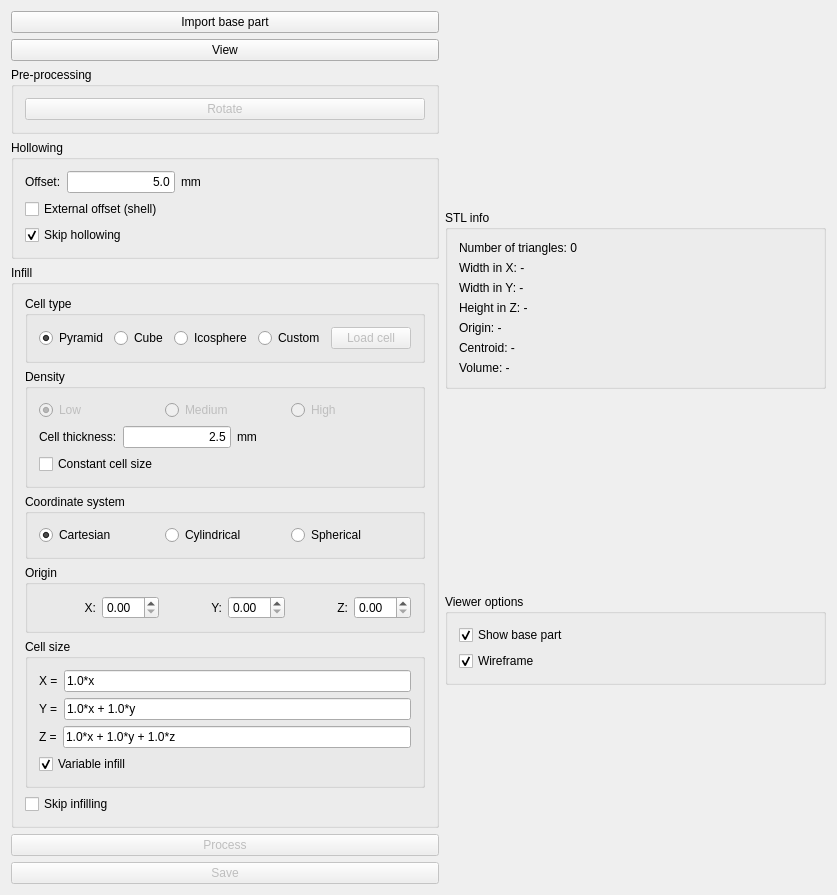
Above: mainwindow.ui from kgmostafa/1 before the change. Below: the same form after it.
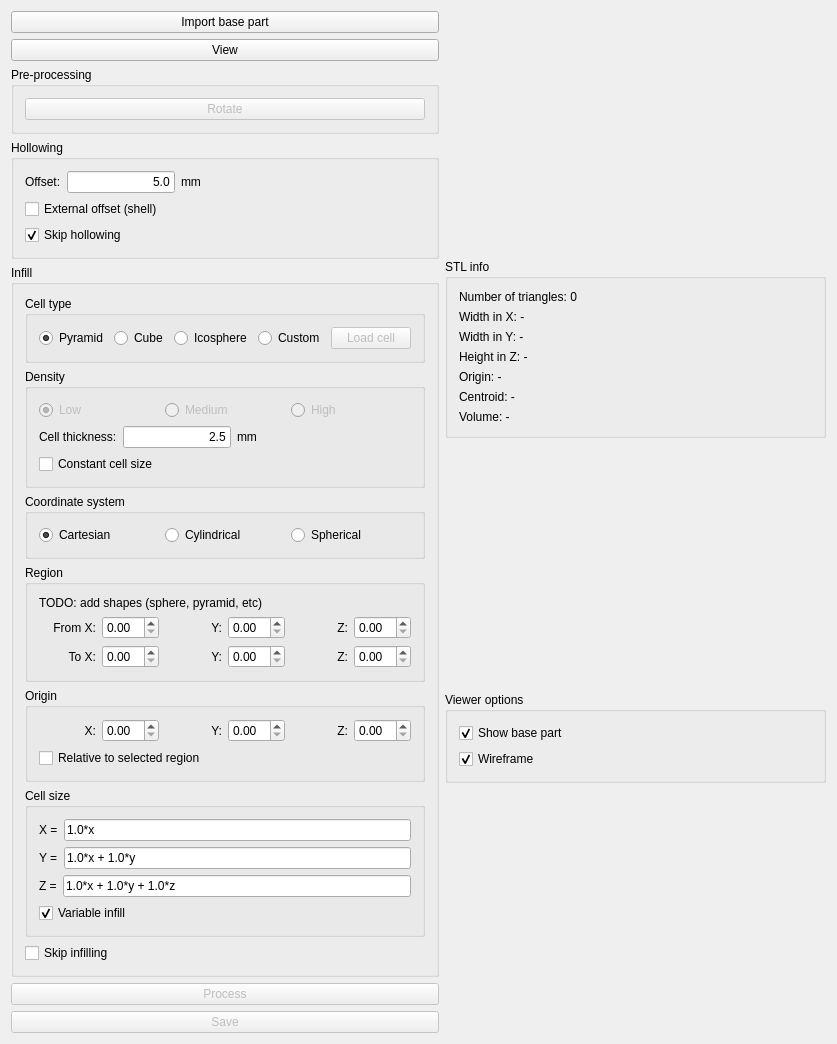
That is the form after the change.

Commit message: Adds region selection to UI.

Patch:
```diff
--- a/mainwindow.ui
+++ b/mainwindow.ui
@@ -10,7 +10,7 @@
     <x>0</x>
     <y>0</y>
     <width>837</width>
-    <height>785</height>
+    <height>916</height>
    </rect>
   </property>
   <property name="windowTitle">
@@ -335,6 +335,132 @@
            </layout>
           </widget>
          </item>
+         <item>
+          <widget class="QGroupBox" name="groupBox_infill_region">
+           <property name="title">
+            <string>Region</string>
+           </property>
+           <layout class="QVBoxLayout" name="verticalLayout_9">
+            <item>
+             <widget class="QLabel" name="label_15">
+              <property name="text">
+               <string>TODO: add shapes (sphere, pyramid, etc)</string>
+              </property>
+             </widget>
+            </item>
+            <item>
+             <layout class="QHBoxLayout" name="horizontalLayout_region_from">
+              <item>
+               <widget class="QLabel" name="label_9">
+                <property name="text">
+                 <string>From X:</string>
+                </property>
+                <property name="alignment">
+                 <set>Qt::AlignRight|Qt::AlignTrailing|Qt::AlignVCenter</set>
+                </property>
+               </widget>
+              </item>
+              <item>
+               <widget class="QDoubleSpinBox" name="doubleSpinBox_region_fromX">
+                <property name="enabled">
+                 <bool>true</bool>
+                </property>
+               </widget>
+              </item>
+              <item>
+               <widget class="QLabel" name="label_10">
+                <property name="text">
+                 <string>Y:</string>
+                </property>
+                <property name="alignment">
+                 <set>Qt::AlignRight|Qt::AlignTrailing|Qt::AlignVCenter</set>
+                </property>
+               </widget>
+              </item>
+              <item>
+               <widget class="QDoubleSpinBox" name="doubleSpinBox_region_fromY">
+                <property name="enabled">
+                 <bool>true</bool>
+                </property>
+               </widget>
+              </item>
+              <item>
+               <widget class="QLabel" name="label_11">
+                <property name="text">
+                 <string>Z:</string>
+                </property>
+                <property name="alignment">
+                 <set>Qt::AlignRight|Qt::AlignTrailing|Qt::AlignVCenter</set>
+                </property>
+               </widget>
+              </item>
+              <item>
+               <widget class="QDoubleSpinBox" name="doubleSpinBox_region_fromZ">
+                <property name="enabled">
+                 <bool>true</bool>
+                </property>
+               </widget>
+              </item>
+             </layout>
+            </item>
+            <item>
+             <layout class="QHBoxLayout" name="horizontalLayout_region_to">
+              <item>
+               <widget class="QLabel" name="label_12">
+                <property name="text">
+                 <string>To X:</string>
+                </property>
+                <property name="alignment">
+                 <set>Qt::AlignRight|Qt::AlignTrailing|Qt::AlignVCenter</set>
+                </property>
+               </widget>
+              </item>
+              <item>
+               <widget class="QDoubleSpinBox" name="doubleSpinBox_region_toX">
+                <property name="enabled">
+                 <bool>true</bool>
+                </property>
+               </widget>
+              </item>
+              <item>
+               <widget class="QLabel" name="label_13">
+                <property name="text">
+                 <string>Y:</string>
+                </property>
+                <property name="alignment">
+                 <set>Qt::AlignRight|Qt::AlignTrailing|Qt::AlignVCenter</set>
+                </property>
+               </widget>
+              </item>
+              <item>
+               <widget class="QDoubleSpinBox" name="doubleSpinBox_region_toY">
+                <property name="enabled">
+                 <bool>true</bool>
+                </property>
+               </widget>
+              </item>
+              <item>
+               <widget class="QLabel" name="label_14">
+                <property name="text">
+                 <string>Z:</string>
+                </property>
+                <property name="alignment">
+                 <set>Qt::AlignRight|Qt::AlignTrailing|Qt::AlignVCenter</set>
+                </property>
+               </widget>
+              </item>
+              <item>
+               <widget class="QDoubleSpinBox" name="doubleSpinBox_region_toZ">
+                <property name="enabled">
+                 <bool>true</bool>
+                </property>
+               </widget>
+              </item>
+             </layout>
+            </item>
+           </layout>
+          </widget>
+         </item>
          <item>
           <widget class="QGroupBox" name="groupBox_2">
            <property name="title">
@@ -396,6 +522,13 @@
               </item>
              </layout>
             </item>
+            <item>
+             <widget class="QCheckBox" name="checkBox">
+              <property name="text">
+               <string>Relative to selected region</string>
+              </property>
+             </widget>
+            </item>
            </layout>
           </widget>
          </item>
```
The commit also changes 3 other files.
